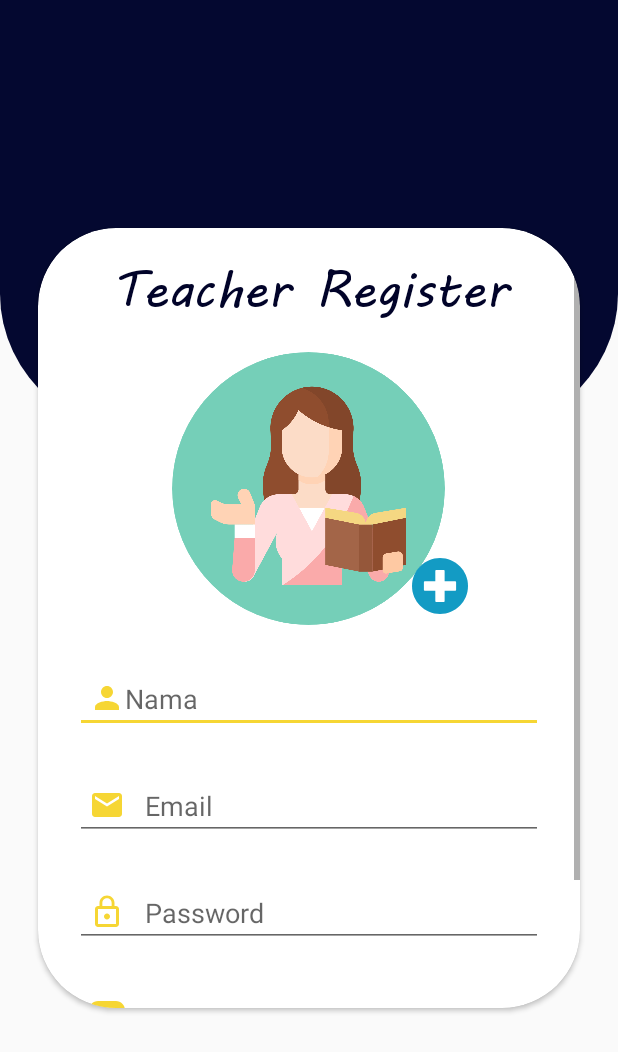
After one commit to mutsaqov/YourDigitalYearBook, an Android app: the teacher_register screen opened directly, with no data from a screen before it, on a phone screen of 412 x 824 dp. The commit adds this screen. Shown: the top 1052 px of the screen. Run offline under Robolectric (Android 15) with nearby library versions, the phone set to English and light mode, and no system bars; our stand-ins replace CircleImageView, sdp/ssp sizes.

Commit message:
Update again
New Register for Teacher

```diff
--- a/app/src/main/AndroidManifest.xml
+++ b/app/src/main/AndroidManifest.xml
@@ -14,7 +14,8 @@
         android:roundIcon="@mipmap/ic_launcher_round"
         android:supportsRtl="true"
         android:theme="@style/AppTheme">
-        <activity android:name=".MyAnnualGalery"></activity>
+        <activity android:name=".teacher_register"></activity>
+        <activity android:name=".MyAnnualGalery" />
         <activity android:name=".Register" />
         <activity android:name=".Login" />
         <activity android:name=".MainActivity" />
--- /dev/null
+++ b/app/src/main/java/com/example/myannualbook/dbHelper_guru.java
@@ -0,0 +1,85 @@
+package com.example.myannualbook;
+
+public class dbHelper_guru {
+
+    private String IDguru;
+    private String nama_guru;
+    // private String username;
+    private String email;
+    private String password;
+    private String whatsapp;
+    private String mata_pelajaran;
+
+    private String foto_profile;
+    //   private String foto_BTS;
+
+    public dbHelper_guru() {
+
+    }
+
+    public dbHelper_guru(String IDguru, String nama_guru, String email, String password, String whatsapp, String mata_pelajaran, String foto_profile) {
+        this.setIDguru(IDguru);
+        this.setNama_guru(nama_guru);
+        this.setEmail(email);
+        this.setPassword(password);
+        this.setWhatsapp(whatsapp);
+        this.setMata_pelajaran(mata_pelajaran);
+        this.setFoto_profile(foto_profile);
+    }
+
+    public String getIDguru() {
+        return IDguru;
+    }
+
+    public void setIDguru(String IDguru) {
+        this.IDguru = IDguru;
+    }
+
+    public String getNama_guru() {
+        return nama_guru;
+    }
+
+    public void setNama_guru(String nama_guru) {
+        this.nama_guru = nama_guru;
+    }
+
+    public String getEmail() {
+        return email;
+    }
+
+    public void setEmail(String email) {
+        this.email = email;
+    }
+
+    public String getPassword() {
+        return password;
+    }
+
+    public void setPassword(String password) {
+        this.password = password;
+    }
+
+    public String getWhatsapp() {
+        return whatsapp;
+    }
+
+    public void setWhatsapp(String whatsapp) {
+        this.whatsapp = whatsapp;
+    }
+
+    public String getMata_pelajaran() {
+        return mata_pelajaran;
+    }
+
+    public void setMata_pelajaran(String mata_pelajaran) {
+        this.mata_pelajaran = mata_pelajaran;
+    }
+
+    public String getFoto_profile() {
+        return foto_profile;
+    }
+
+    public void setFoto_profile(String foto_profile) {
+        this.foto_profile = foto_profile;
+    }
+}
--- /dev/null
+++ b/app/src/main/java/com/example/myannualbook/teacher_register.java
@@ -0,0 +1,14 @@
+package com.example.myannualbook;
+
+import androidx.appcompat.app.AppCompatActivity;
+
+import android.os.Bundle;
+
+public class teacher_register extends AppCompatActivity {
+
+    @Override
+    protected void onCreate(Bundle savedInstanceState) {
+        super.onCreate(savedInstanceState);
+        setContentView(R.layout.activity_teacher_register);
+    }
+}
--- /dev/null
+++ b/app/src/main/res/drawable/ic_mapel.xml
@@ -0,0 +1,5 @@
+<vector android:height="24dp" android:tint="#F6D634"
+    android:viewportHeight="24" android:viewportWidth="24"
+    android:width="24dp" xmlns:android="http://schemas.android.com/apk/res/android">
+    <path android:fillColor="@android:color/white" android:pathData="M18,2H6c-1.1,0 -2,0.9 -2,2v16c0,1.1 0.9,2 2,2h12c1.1,0 2,-0.9 2,-2V4c0,-1.1 -0.9,-2 -2,-2zM6,4h5v8l-2.5,-1.5L6,12V4z"/>
+</vector>
--- /dev/null
+++ b/app/src/main/res/layout/activity_teacher_register.xml
@@ -0,0 +1,151 @@
+<?xml version="1.0" encoding="utf-8"?>
+<RelativeLayout xmlns:android="http://schemas.android.com/apk/res/android"
+    xmlns:app="http://schemas.android.com/apk/res-auto"
+    xmlns:tools="http://schemas.android.com/tools"
+    android:layout_width="match_parent"
+    android:layout_height="match_parent"
+    tools:context=".teacher_register">
+
+    <RelativeLayout
+        android:layout_width="@dimen/_600sdp"
+        android:layout_height="wrap_content"
+        android:background="@drawable/ic_backatas_login">
+    </RelativeLayout>
+
+    <androidx.cardview.widget.CardView
+        android:layout_width="@dimen/_278sdp"
+        android:layout_height="@dimen/_400sdp"
+        android:layout_centerVertical="true"
+        android:layout_centerHorizontal="true"
+        app:cardCornerRadius="@dimen/_40sdp"
+        android:id="@+id/crd">
+
+        <ScrollView
+            android:layout_width="wrap_content"
+            android:layout_height="match_parent"
+            >
+
+            <RelativeLayout
+                android:layout_width="wrap_content"
+                android:layout_height="wrap_content"
+                android:layout_marginTop="@dimen/_10sdp"
+                >
+
+                <TextView
+                    android:layout_width="match_parent"
+                    android:layout_height="wrap_content"
+                    android:id="@+id/register_guru"
+                    android:fontFamily="@font/mvboli"
+                    android:text="@string/register_teacher"
+                    android:textAlignment="center"
+                    android:textColor="@color/colorPrimaryDark"
+                    android:textSize="@dimen/_26ssp"/>
+
+                <RelativeLayout
+                    android:layout_width="wrap_content"
+                    android:layout_height="wrap_content"
+                    android:layout_below="@+id/register_guru"
+                    android:id="@+id/atas"
+                    android:layout_centerHorizontal="true"
+                    android:layout_marginBottom="@dimen/_10sdp">
+
+                    <de.hdodenhof.circleimageview.CircleImageView
+                        android:id="@+id/profile_guru"
+                        android:layout_width="@dimen/_140sdp"
+                        android:layout_height="@dimen/_140sdp"
+                        android:layout_marginTop="@dimen/_10sdp"
+                        android:layout_centerHorizontal="true"
+                        android:src="@drawable/profil_guru_icon"/>
+
+                    <ImageView
+                        android:layout_width="@dimen/_40sdp"
+                        android:layout_height="@dimen/_40sdp"
+                        android:id="@+id/tambah_fotoGuru"
+                        android:layout_alignTop="@+id/profile_guru"
+                        android:layout_alignParentBottom="true"
+                        android:layout_marginStart="@dimen/_minus17sdp"
+                        android:layout_marginTop="@dimen/_100sdp"
+                        android:layout_toEndOf="@id/profile_guru"
+                        android:src="@drawable/ic_plus"/>
+                </RelativeLayout>
+
+                <EditText
+                    android:layout_width="@dimen/_240sdp"
+                    android:layout_height="wrap_content"
+                    android:id="@+id/namaGuru"
+                    android:drawableStart="@drawable/ic_person"
+                    android:layout_below="@id/atas"
+                    android:layout_centerHorizontal="true"
+                    android:layout_marginTop="@dimen/_10sdp"
+                    android:paddingStart="@dimen/_7sdp"
+                    android:paddingEnd="@dimen/_10sdp"
+                    android:inputType="textPersonName"
+                    android:hint="@string/fullName"
+                    android:autofillHints="" />
+
+                <EditText
+                    android:layout_width="@dimen/_240sdp"
+                    android:layout_height="wrap_content"
+                    android:id="@+id/emailGuru"
+                    android:drawableStart="@drawable/ic_email"
+                    android:layout_below="@id/namaGuru"
+                    android:layout_centerHorizontal="true"
+                    android:layout_marginTop="@dimen/_20sdp"
+                    android:paddingStart="@dimen/_7sdp"
+                    android:paddingEnd="@dimen/_10sdp"
+                    android:drawablePadding="@dimen/_10sdp"
+                    android:hint="@string/email"
+                    android:autofillHints=""
+                    android:inputType="textEmailAddress" />
+
+                <EditText
+                    android:layout_width="@dimen/_240sdp"
+                    android:layout_height="wrap_content"
+                    android:id="@+id/passwordGuru"
+                    android:drawableStart="@drawable/ic_lock"
+                    android:layout_below="@id/emailGuru"
+                    android:layout_centerHorizontal="true"
+                    android:layout_marginTop="@dimen/_20sdp"
+                    android:paddingStart="@dimen/_7sdp"
+                    android:paddingEnd="@dimen/_10sdp"
+                    android:drawablePadding="@dimen/_10sdp"
+                    android:hint="@string/password"
+                    android:autofillHints=""
+                    android:inputType="textPassword" />
+
+                <EditText
+                    android:layout_width="@dimen/_240sdp"
+                    android:layout_height="wrap_content"
+                    android:id="@+id/WAGuru"
+                    android:drawableStart="@drawable/ic_wa"
+                    android:layout_below="@id/passwordGuru"
+                    android:layout_centerHorizontal="true"
+                    android:layout_marginTop="@dimen/_20sdp"
+                    android:paddingStart="@dimen/_7sdp"
+                    android:paddingEnd="@dimen/_10sdp"
+                    android:drawablePadding="@dimen/_10sdp"
+                    android:hint="@string/whatsapp"
+                    android:autofillHints=""
+                    android:inputType="textLongMessage" />
+
+                <EditText
+                    android:layout_width="@dimen/_240sdp"
+                    android:layout_height="wrap_content"
+                    android:id="@+id/mapelGuru"
+                    android:drawableStart="@drawable/ic_mapel"
+                    android:layout_below="@id/WAGuru"
+                    android:layout_centerHorizontal="true"
+                    android:layout_marginTop="@dimen/_20sdp"
+                    android:paddingStart="@dimen/_7sdp"
+                    android:paddingEnd="@dimen/_10sdp"
+                    android:drawablePadding="@dimen/_10sdp"
+                    android:hint="@string/password"
+                    android:autofillHints=""
+                    android:inputType="textLongMessage" />
+
+            </RelativeLayout>
+        </ScrollView>
+
+    </androidx.cardview.widget.CardView>
+
+</RelativeLayout>
--- a/app/src/main/res/values/strings.xml
+++ b/app/src/main/res/values/strings.xml
@@ -16,6 +16,8 @@
     <string name="instagram">Instagram</string>
     <string name="whatsapp">Whatsapp</string>
     <string name="line">Line</string>
+    <string name="register_teacher">Teacher Register</string>
+
 
     <string name="user">Username</string>
     <string name="hi">Hi,</string>
```
Also changed, not shown: app/src/main/res/drawable/profil_guru_icon.png (added).
